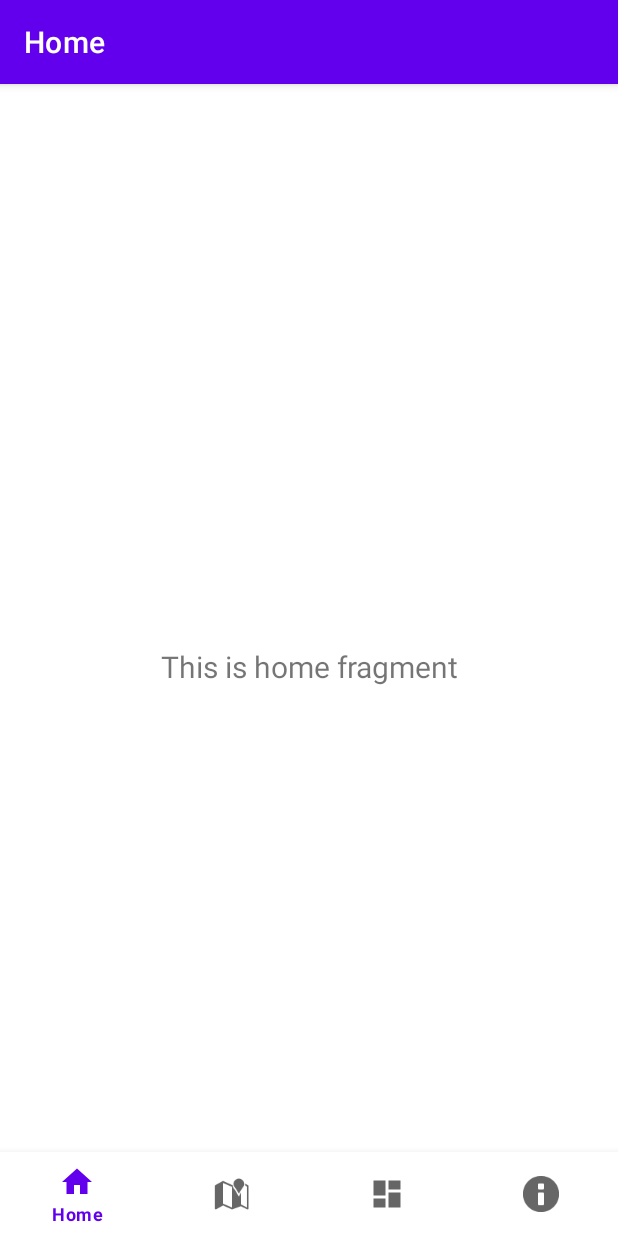
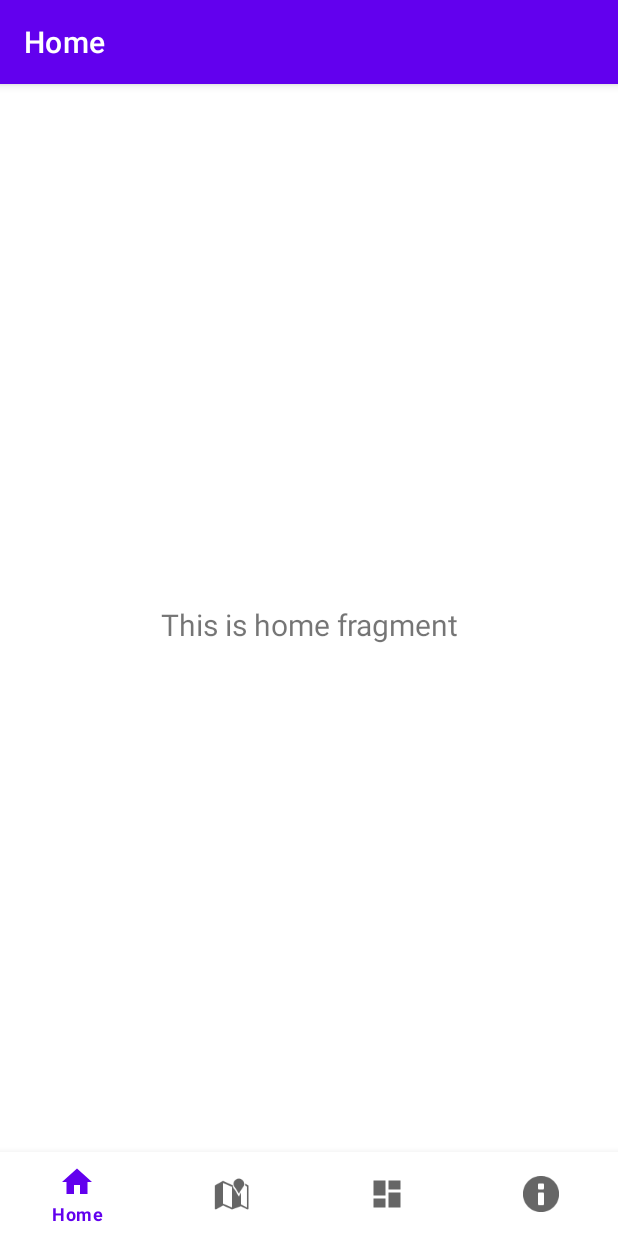
Before and after one commit to DioniS1902/hackathon_task, an Android app: the screen it shows after launch (MainActivity), on a phone screen of 412 x 824 dp. Run offline under Robolectric (Android 15) with nearby library versions, the phone set to English and light mode, and no system bars; our stand-ins replace navigation-ui.

Commit message:
Fixed MainActivity layout and NavController creation process

```diff
--- a/PetNet/app/src/main/java/com/maxrt/petnet/MainActivity.java
+++ b/PetNet/app/src/main/java/com/maxrt/petnet/MainActivity.java
@@ -6,7 +6,9 @@ import com.google.android.material.bottomnavigation.BottomNavigationView;
 
 import androidx.appcompat.app.AppCompatActivity;
 import androidx.navigation.NavController;
+import androidx.navigation.NavHostController;
 import androidx.navigation.Navigation;
+import androidx.navigation.fragment.NavHostFragment;
 import androidx.navigation.ui.AppBarConfiguration;
 import androidx.navigation.ui.NavigationUI;
 
@@ -22,7 +24,9 @@ public class MainActivity extends AppCompatActivity {
         AppBarConfiguration appBarConfiguration = new AppBarConfiguration.Builder(
                 R.id.navigation_home, R.id.navigation_maps, R.id.navigation_dashboard, R.id.navigation_profile)
                 .build();
-        NavController navController = Navigation.findNavController(this, R.id.nav_host_fragment);
+        NavHostFragment navHostFragment = (NavHostFragment) getSupportFragmentManager().findFragmentById(R.id.nav_host_fragment);
+        NavController navController = navHostFragment.getNavController();
+        //NavController navController = Navigation.findNavController(this, R.id.nav_host_fragment);
         NavigationUI.setupActionBarWithNavController(this, navController, appBarConfiguration);
         NavigationUI.setupWithNavController(navView, navController);
     }
--- a/PetNet/app/src/main/res/layout/activity_main.xml
+++ b/PetNet/app/src/main/res/layout/activity_main.xml
@@ -1,10 +1,11 @@
 <?xml version="1.0" encoding="utf-8"?>
 <androidx.constraintlayout.widget.ConstraintLayout xmlns:android="http://schemas.android.com/apk/res/android"
     xmlns:app="http://schemas.android.com/apk/res-auto"
+    xmlns:tools="http://schemas.android.com/tools"
     android:id="@+id/container"
     android:layout_width="match_parent"
-    android:layout_height="match_parent"
-    android:paddingTop="?attr/actionBarSize">
+    android:layout_height="match_parent">
+<!--    android:paddingTop="?attr/actionBarSize"-->
 
     <com.google.android.material.bottomnavigation.BottomNavigationView
         android:id="@+id/nav_view"
@@ -18,16 +19,18 @@
         app:layout_constraintRight_toRightOf="parent"
         app:menu="@menu/bottom_nav_menu" />
 
-    <fragment
+    <androidx.fragment.app.FragmentContainerView
         android:id="@+id/nav_host_fragment"
         android:name="androidx.navigation.fragment.NavHostFragment"
-        android:layout_width="match_parent"
+        android:layout_width="0dp"
         android:layout_height="0dp"
         app:defaultNavHost="true"
-        app:layout_constraintBottom_toTopOf="@id/nav_view"
-        app:layout_constraintLeft_toLeftOf="parent"
-        app:layout_constraintRight_toRightOf="parent"
+        app:layout_constraintBottom_toTopOf="@+id/nav_view"
+        app:layout_constraintEnd_toEndOf="parent"
+        app:layout_constraintHorizontal_bias="0.0"
+        app:layout_constraintStart_toStartOf="parent"
         app:layout_constraintTop_toTopOf="parent"
+        app:layout_constraintVertical_bias="1.0"
         app:navGraph="@navigation/mobile_navigation" />
 
 </androidx.constraintlayout.widget.ConstraintLayout>
```
